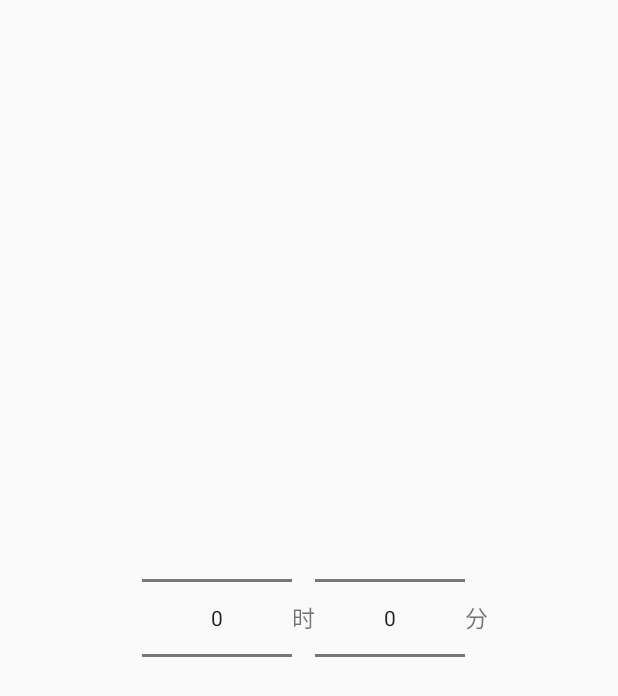
After one commit to luyanlong1/RemoteControl, an Android app: the layout view_number_picker_dialog.xml on its own in the app's theme, with its tools: preview values and no code run, on a phone screen of 412 x 824 dp. The commit adds this screen. Shown: the top 696 px of the screen. Run offline under Robolectric (Android 15) with nearby library versions, the phone set to English and light mode, and no system bars.

Commit message:
NumberPicker
Add clock function

```diff
--- a/app/src/main/res/layout/activity_control_fan.xml
+++ b/app/src/main/res/layout/activity_control_fan.xml
@@ -63,7 +63,7 @@
                         android:layout_width="101dp"
                         android:layout_height="wrap_content"
                         android:textSize="40dp"
-                        android:text="02:00"
+                        android:text="00:00"
                         android:layout_marginLeft="35dp"
                         android:layout_marginTop="30dp"
                         android:textColor="#faf7fa"
--- /dev/null
+++ b/app/src/main/res/layout/view_number_picker_dialog.xml
@@ -0,0 +1,41 @@
+<?xml version="1.0" encoding="utf-8"?>
+<LinearLayout xmlns:android="http://schemas.android.com/apk/res/android"
+    android:layout_width="fill_parent"
+    android:layout_height="fill_parent"
+    android:gravity="center"
+    android:orientation="vertical" >
+
+    <LinearLayout
+        android:layout_width="wrap_content"
+        android:layout_height="wrap_content"
+        android:gravity="center_horizontal"
+        android:orientation="horizontal"
+        android:paddingLeft="3.0dip" >
+
+
+        <NumberPicker
+            android:id="@+id/numberpicker_hour"
+            android:layout_width="100.0dip"
+            android:layout_height="wrap_content"
+            android:layout_marginLeft="5.0dip" />
+
+        <TextView
+            android:layout_width="wrap_content"
+            android:layout_height="wrap_content"
+            android:layout_gravity="center"
+            android:text="时"
+            android:textSize="15.0sp" />
+
+        <NumberPicker
+            android:id="@+id/numberpicker_minute"
+            android:layout_width="100.0dip"
+            android:layout_height="wrap_content" />
+        <TextView
+            android:layout_width="wrap_content"
+            android:layout_height="wrap_content"
+            android:layout_gravity="center"
+            android:text="分"
+            android:textSize="15.0sp" />
+    </LinearLayout>
+
+</LinearLayout>
```
Also changed, not shown: app/src/main/java/com/example/administrator/remotecontrol/ControlFan.java (+46 -3 lines).
